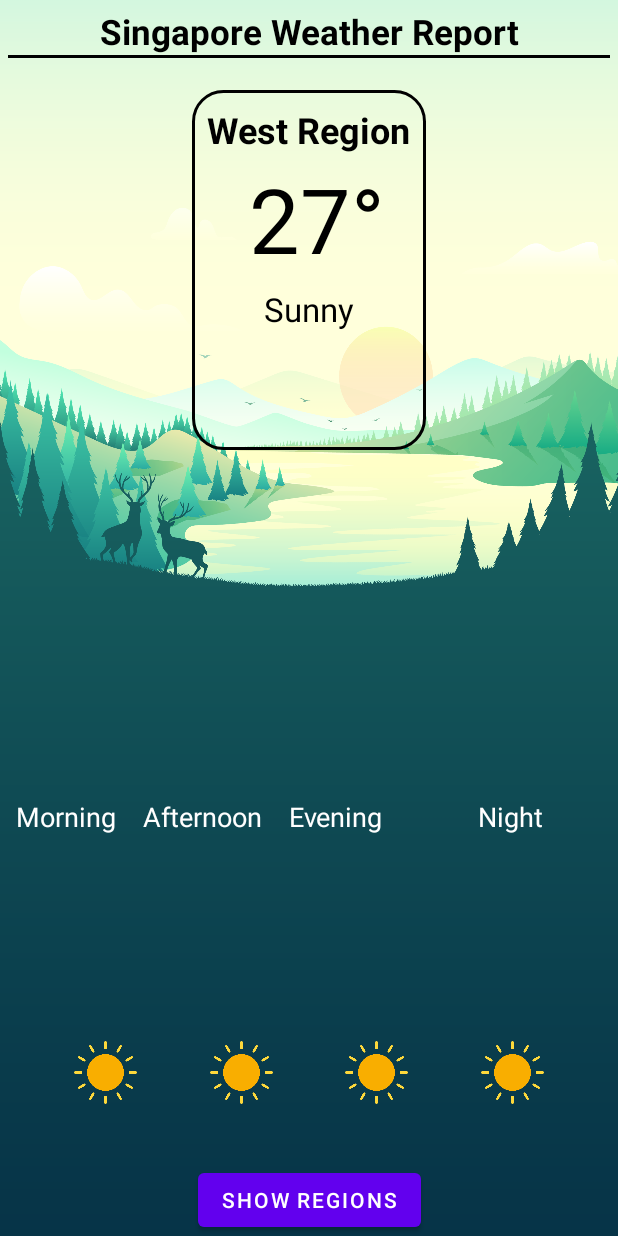
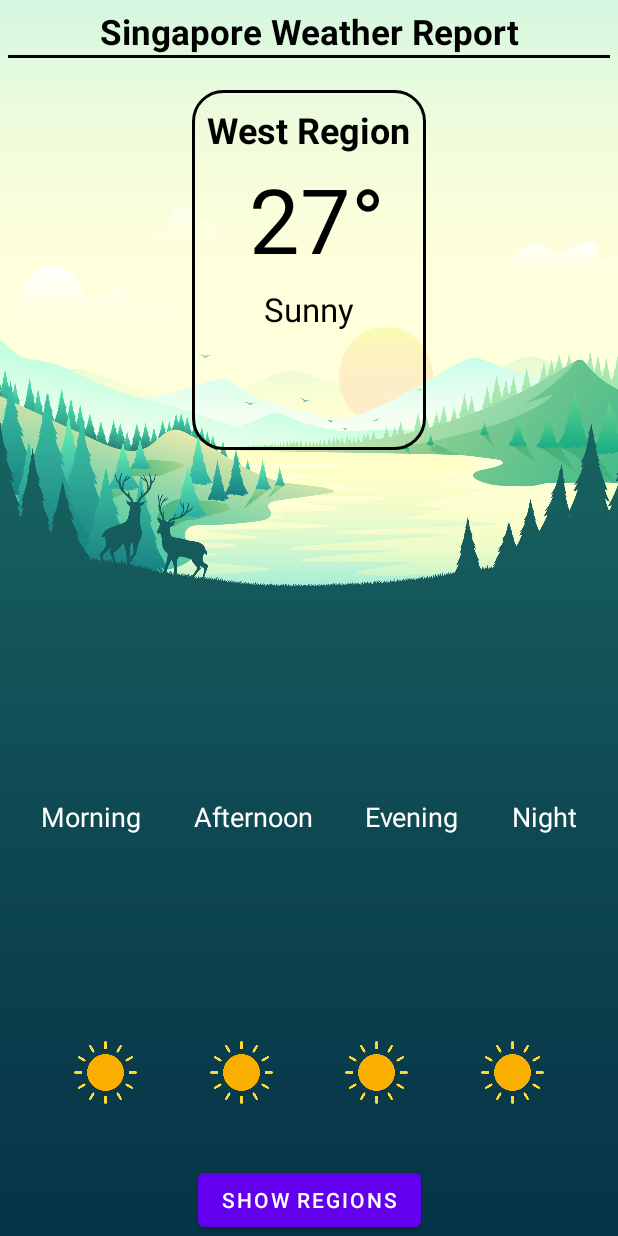
Before and after one commit to tryyang2001/TikTok-Youth-Camp-2022-Group-Project, an Android app: the screen it shows after launch (MainActivity), on a phone screen of 412 x 824 dp. Run offline under Robolectric (Android 15) with nearby library versions, the phone set to English and light mode, and no system bars; 2 statements that could not run were skipped.

Commit message:
fix position issue of the period weather forecast due to missing constraint specification

```diff
--- a/app/src/main/res/layout/fragment_region_information.xml
+++ b/app/src/main/res/layout/fragment_region_information.xml
@@ -41,7 +41,8 @@
             app:layout_constraintTop_toTopOf="@id/placeHolder"
             android:layout_marginTop="70dp"
             android:layout_marginStart="5dp"
-            app:layout_constraintLeft_toLeftOf="parent" />
+            app:layout_constraintLeft_toLeftOf="parent"
+            app:layout_constraintRight_toLeftOf="@id/txtAfternoon"/>
 
         <ImageView
             android:id="@+id/imgMorningWeatherCondition"
@@ -109,7 +110,8 @@
             app:layout_constraintTop_toTopOf="@id/placeHolder"
             android:layout_marginTop="70dp"
             android:layout_marginStart="7dp"
-            app:layout_constraintLeft_toRightOf="@id/txtAfternoon" />
+            app:layout_constraintLeft_toRightOf="@id/txtAfternoon"
+            app:layout_constraintRight_toLeftOf="@id/txtNight"/>
 
         <ImageView
             android:id="@+id/imgEveningWeatherCondition"
@@ -142,6 +144,7 @@
             android:textColor="@color/white"
             android:textSize="18sp"
             android:layout_marginStart="7dp"
+            android:layout_marginEnd="5dp"
             app:layout_constraintLeft_toRightOf="@id/txtEvening"
             app:layout_constraintRight_toRightOf="parent"
             app:layout_constraintTop_toTopOf="@id/placeHolder" />
```
